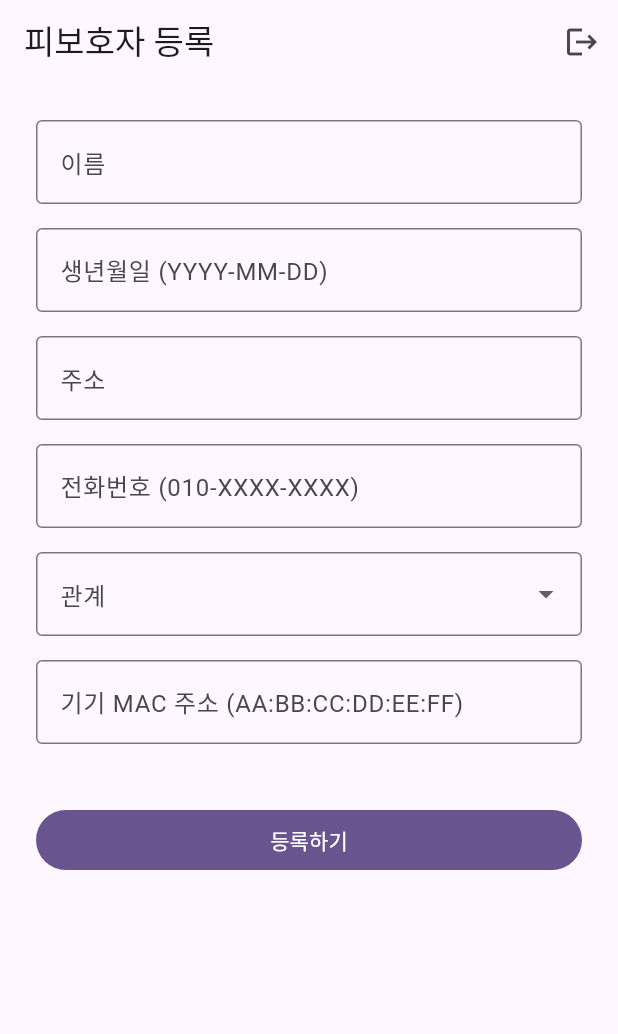
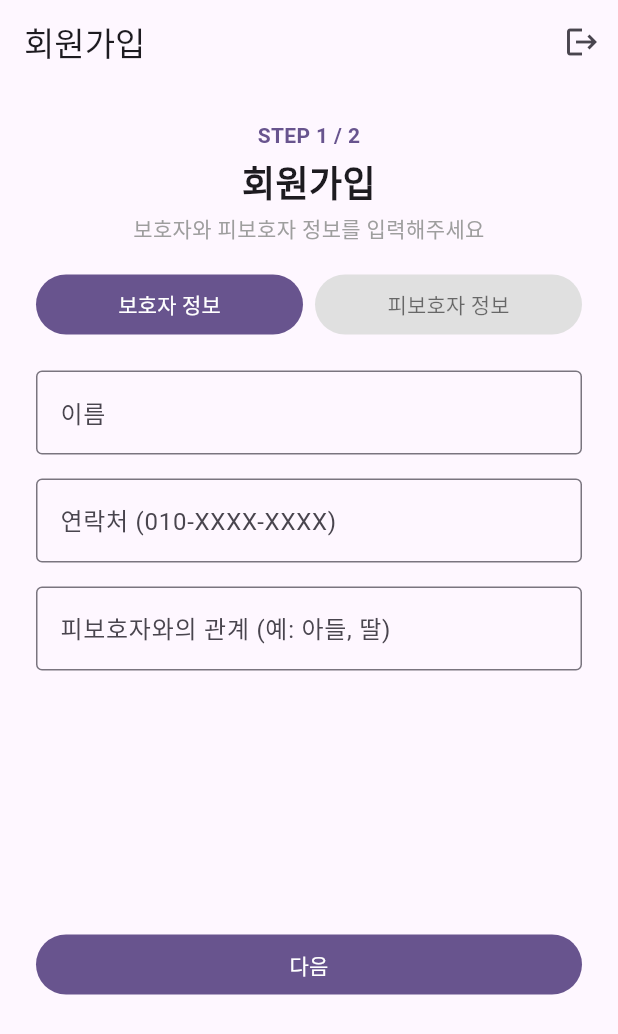
Before and after one commit to cherrishbombti/Cherrishbomb_APP, a Flutter app: the WardRegisterPage screen opened by its route, on a phone screen of 412 x 824 dp. Shown: the top 1034 px of the screen. Run offline on Flutter 3.47's test engine with Material 3 defaults, Android fonts, the phone set to English and light mode, and no system bars; our stand-ins replace dio, flutter_secure_storage, go_router; missing offline and left inert: flutter_web_auth_2; accounts and stored records are empty.

Commit message:
refactor: 회원가입 2단계

```diff
--- a/lib/screens/ward_register_page.dart
+++ b/lib/screens/ward_register_page.dart
@@ -1,11 +1,11 @@
 import 'package:flutter/material.dart';
-import 'package:flutter/services.dart'; // TextInputFormatter, TextInputType
 import 'package:go_router/go_router.dart';
 import '../services/ward_service.dart';
-import '../utils/input_formatters.dart';
 import '../widgets/logout_button.dart';
+import '../widgets/reg_steps.dart';
 
-/// 피보호자 등록 화면. 6개 항목을 입력받아 서버에 등록한다.
+/// 회원가입 — 2단계 위저드 (STEP1 보호자 정보 / STEP2 피보호자 정보).
+/// 백엔드 미지원 필드(보호자 이름·연락처, 기저질환)는 수집만 하고 저장은 TODO.
 class WardRegisterPage extends StatefulWidget {
   const WardRegisterPage({super.key});
 
@@ -14,191 +14,157 @@ class WardRegisterPage extends StatefulWidget {
 }
 
 class _WardRegisterPageState extends State<WardRegisterPage> {
-  // 여러 입력칸을 한 번에 검증하기 위한 Form 열쇠
-  final _formKey = GlobalKey<FormState>();
+  int _step = 0;
+  final _form1 = GlobalKey<FormState>();
+  final _form2 = GlobalKey<FormState>();
 
-  // 각 입력칸의 글자를 담는 그릇
-  final _name = TextEditingController();
-  final _birthDate = TextEditingController();
+  // STEP1 보호자 정보
+  final _guardianName = TextEditingController();
+  final _guardianPhone = TextEditingController();
+  final _relationship = TextEditingController();
+  // STEP2 피보호자 정보
+  final _wardName = TextEditingController();
   final _address = TextEditingController();
-  final _phone = TextEditingController();
+  final _wardPhone = TextEditingController();
+  final _disease = TextEditingController();
   final _deviceMac = TextEditingController();
 
-  // 관계는 자유 입력 대신 드롭다운으로 선택
-  String? _relationship;
-  static const _relationshipOptions = ['자녀', '부모', '배우자', '형제자매', '친척', '기타'];
-
-  bool _loading = false; // 등록 진행 중이면 true
+  bool _loading = false;
 
   @override
   void dispose() {
-    // 화면이 사라질 때 그릇들 정리 (메모리 누수 방지)
-    _name.dispose();
-    _birthDate.dispose();
-    _address.dispose();
-    _phone.dispose();
-    _deviceMac.dispose();
+    for (final c in [
+      _guardianName, _guardianPhone, _relationship,
+      _wardName, _address, _wardPhone, _disease, _deviceMac,
+    ]) {
+      c.dispose();
+    }
     super.dispose();
   }
 
+  void _next() {
+    if (_form1.currentState!.validate()) setState(() => _step = 1);
+  }
+
   Future<void> _submit() async {
-    // 모든 입력칸 유효성 검사. 하나라도 실패하면 중단.
-    if (!_formKey.currentState!.validate()) return;
-
+    if (!_form2.currentState!.validate()) return;
+    if (!_form1.currentState!.validate()) {
+      setState(() => _step = 0);
+      return;
+    }
     setState(() => _loading = true);
     try {
       await WardService.registerWard(
-        name: _name.text.trim(),
-        birthDate: _birthDate.text.trim(),
+        name: _wardName.text.trim(),
+        birthDate: '', // 생년월일/나이 미수집 → 빈 값 (백엔드 age 계산 스킵)
         address: _address.text.trim(),
-        phone: _phone.text.trim(),
-        relationship: _relationship ?? '',
-        deviceMac: _deviceMac.text.trim().toUpperCase(), // MAC 대문자로 통일
+        phone: _wardPhone.text.trim(),
+        relationship: _relationship.text.trim(),
+        deviceMac: _deviceMac.text.trim().toUpperCase(),
+        // TODO(백엔드): 보호자 이름/연락처, 기저질환(_disease) 저장 필드 연동
       );
       if (!mounted) return;
-      // 등록 성공 안내 (루트 ScaffoldMessenger라 화면 전환 후에도 표시됨)
-      ScaffoldMessenger.of(context).showSnackBar(
-        const SnackBar(content: Text('피보호자 등록이 완료되었습니다.')),
-      );
-      // 홈으로 (뒤로가기로 등록 화면 못 돌아오게 context.go)
+      _snack('회원가입이 완료되었습니다.');
       context.go('/home');
     } catch (e) {
-      debugPrint('피보호자 등록 실패: $e'); // 상세 에러는 개발자 로그에만
+      debugPrint('회원가입 실패: $e');
       if (!mounted) return;
-      // 사용자에겐 일반 안내 문구 (예외 전문 노출 안 함)
-      ScaffoldMessenger.of(context).showSnackBar(
-        const SnackBar(content: Text('등록에 실패했습니다. 입력값을 확인하고 다시 시도해주세요.')),
-      );
+      _snack('등록에 실패했습니다. 입력값을 확인하고 다시 시도해주세요.');
     } finally {
       if (mounted) setState(() => _loading = false);
     }
   }
 
+  void _snack(String m) =>
+      ScaffoldMessenger.of(context).showSnackBar(SnackBar(content: Text(m)));
+
   @override
   Widget build(BuildContext context) {
     return Scaffold(
-      appBar: AppBar(
-        title: const Text('피보호자 등록'),
-        actions: const [LogoutButton()],
-      ),
+      appBar: AppBar(title: const Text('회원가입'), actions: const [LogoutButton()]),
       body: SingleChildScrollView(
         padding: const EdgeInsets.all(24),
-        child: Form(
-          key: _formKey,
         child: Column(
           crossAxisAlignment: CrossAxisAlignment.stretch,
           children: [
-              _field(_name, '이름', required: true),
-              _field(
-                _birthDate,
-                '생년월일 (YYYY-MM-DD)',
-                keyboardType: TextInputType.number,
-                inputFormatters: [DashFormatter([4, 2, 2])], // 20000101 → 2000-01-01
-                // 월 01~12, 일 01~31 범위 (정규식만으로는 2월 30일 등은 못 거름)
-                pattern: r'^\d{4}-(0[1-9]|1[0-2])-(0[1-9]|[12]\d|3[01])$',
-                patternMsg: '생년월일 형식이 올바르지 않습니다. (예: 2000-01-01)',
-                // 실제 존재하는 날짜인지 + 미래 날짜 아닌지 검증
-                extraCheck: (v) {
-                  final parts = v.split('-'); // [연, 월, 일]
-                  final date = DateTime.tryParse(v);
-                  // 파싱은 되지만 2월 30일처럼 굴러간 날짜면 월/일이 안 맞음
-                  if (date == null ||
-                      date.month != int.parse(parts[1]) ||
-                      date.day != int.parse(parts[2])) {
-                    return '존재하지 않는 날짜입니다.';
-                  }
-                  if (date.isAfter(DateTime.now())) {
-                    return '미래 날짜는 입력할 수 없습니다.';
-                  }
-                  if (date.year < 1900) {
-                    return '생년월일을 다시 확인해주세요.';
-                  }
-                  return null;
-                },
+            Text('STEP ${_step + 1} / 2',
+                textAlign: TextAlign.center,
+                style: TextStyle(
+                    color: Theme.of(context).colorScheme.primary,
+                    fontWeight: FontWeight.bold)),
+            const SizedBox(height: 4),
+            const Text('회원가입',
+                textAlign: TextAlign.center,
+                style: TextStyle(fontSize: 24, fontWeight: FontWeight.bold)),
+            const SizedBox(height: 4),
+            const Text('보호자와 피보호자 정보를 입력해주세요',
+                textAlign: TextAlign.center, style: TextStyle(color: Colors.grey)),
+            const SizedBox(height: 16),
+            _tabToggle(),
+            const SizedBox(height: 20),
+            IndexedStack(index: _step, children: [
+              RegStep1(
+                formKey: _form1,
+                name: _guardianName,
+                phone: _guardianPhone,
+                relationship: _relationship,
               ),
-              _field(_address, '주소', required: true),
-              _field(
-                _phone,
-                '전화번호 (010-XXXX-XXXX)',
-                required: true,
-                keyboardType: TextInputType.number,
-                inputFormatters: [DashFormatter([3, 4, 4])], // 01012345678 → 010-1234-5678
-                pattern: r'^010-\d{4}-\d{4}$',
-                patternMsg: '전화번호 형식이 올바르지 않습니다. (010-XXXX-XXXX)',
+              RegStep2(
+                formKey: _form2,
+                name: _wardName,
+                address: _address,
+                phone: _wardPhone,
+                disease: _disease,
+                deviceMac: _deviceMac,
               ),
-              // 관계: 드롭다운 선택
-              Padding(
-                padding: const EdgeInsets.only(bottom: 16),
-                child: DropdownButtonFormField<String>(
-                  initialValue: _relationship,
-                  decoration: const InputDecoration(
-                    labelText: '관계',
-                    border: OutlineInputBorder(),
-                  ),
-                  items: _relationshipOptions
-                      .map((r) => DropdownMenuItem(value: r, child: Text(r)))
-                      .toList(),
-                  onChanged: (value) => setState(() => _relationship = value),
-                  // 관계는 필수 — 안 고르면 등록 막음
-                  validator: (value) => value == null ? '관계를 선택해주세요' : null,
-                ),
-              ),
-              _field(
-                _deviceMac,
-                '기기 MAC 주소 (AA:BB:CC:DD:EE:FF)',
-                required: true,
-                inputFormatters: [MacFormatter()], // 16진수만, 2자리마다 ':' 자동 삽입 + 대문자
-                pattern: r'^([0-9A-F]{2}:){5}[0-9A-F]{2}$',
-                patternMsg: 'MAC 주소 형식이 올바르지 않습니다. (예: AA:BB:CC:DD:EE:FF)',
-              ),
-              const SizedBox(height: 24),
-              _loading
-                  ? const Center(child: CircularProgressIndicator())
-                  : FilledButton(
-                      onPressed: _submit,
-                      child: const Text('등록하기'),
-                    ),
+            ]),
+            const SizedBox(height: 12),
+            if (_loading) const Center(child: CircularProgressIndicator()) else _nav(),
           ],
-          ),
         ),
       ),
     );
   }
 
-  // 입력칸 하나를 만드는 도우미. required=필수 여부, pattern=형식 검사(선택).
-  Widget _field(
-    TextEditingController controller,
-    String label, {
-    bool required = false,
-    String? pattern,
-    String? patternMsg,
-    TextInputType? keyboardType,
-    List<TextInputFormatter>? inputFormatters,
-    String? Function(String value)? extraCheck, // 형식 통과 후 추가 검증(선택)
-  }) {
-    return Padding(
-      padding: const EdgeInsets.only(bottom: 16),
-      child: TextFormField(
-        controller: controller,
-        keyboardType: keyboardType,
-        inputFormatters: inputFormatters,
-        decoration: InputDecoration(
-          labelText: label,
-          border: const OutlineInputBorder(),
+  Widget _tabToggle() {
+    return Row(
+      children: [
+        Expanded(child: _tab('보호자 정보', 0)),
+        const SizedBox(width: 8),
+        Expanded(child: _tab('피보호자 정보', 1)),
+      ],
+    );
+  }
+
+  Widget _tab(String label, int index) {
+    final selected = _step == index;
+    final primary = Theme.of(context).colorScheme.primary;
+    return FilledButton(
+      onPressed: () => index == 1 ? _next() : setState(() => _step = 0),
+      style: FilledButton.styleFrom(
+        backgroundColor: selected ? primary : Colors.grey.shade300,
+        foregroundColor: selected ? Colors.white : Colors.black54,
       ),
-        validator: (value) {
-          final v = (value ?? '').trim();
-          if (required && v.isEmpty) return '$label 입력해주세요';
-          if (pattern != null && v.isNotEmpty && !RegExp(pattern).hasMatch(v)) {
-            return patternMsg;
+      child: Text(label),
+    );
   }
-          if (extraCheck != null && v.isNotEmpty) {
-            final msg = extraCheck(v);
-            if (msg != null) return msg;
+
+  Widget _nav() {
+    if (_step == 0) {
+      return FilledButton(onPressed: _next, child: const Text('다음'));
     }
-          return null; // 통과
-        },
+    return Row(
+      children: [
+        Expanded(
+          child: OutlinedButton(
+              onPressed: () => setState(() => _step = 0),
+              child: const Text('이전')),
         ),
+        const SizedBox(width: 12),
+        Expanded(
+          child: FilledButton(onPressed: _submit, child: const Text('가입 완료')),
+        ),
+      ],
     );
   }
 }
--- /dev/null
+++ b/lib/widgets/reg_steps.dart
@@ -0,0 +1,93 @@
+import 'package:flutter/material.dart';
+import '../utils/input_formatters.dart';
+import 'reg_text_field.dart';
+
+/// STEP1 — 보호자 정보 (이름·연락처·관계)
+class RegStep1 extends StatelessWidget {
+  final GlobalKey<FormState> formKey;
+  final TextEditingController name;
+  final TextEditingController phone;
+  final TextEditingController relationship;
+  const RegStep1({
+    super.key,
+    required this.formKey,
+    required this.name,
+    required this.phone,
+    required this.relationship,
+  });
+
+  @override
+  Widget build(BuildContext context) {
+    return Form(
+      key: formKey,
+      child: Column(
+        crossAxisAlignment: CrossAxisAlignment.stretch,
+        children: [
+          RegTextField(controller: name, label: '이름', required: true),
+          RegTextField(
+            controller: phone,
+            label: '연락처 (010-XXXX-XXXX)',
+            required: true,
+            inputFormatters: [DashFormatter([3, 4, 4])],
+            pattern: r'^010-\d{4}-\d{4}$',
+            patternMsg: '전화번호 형식이 올바르지 않습니다.',
+          ),
+          RegTextField(
+              controller: relationship,
+              label: '피보호자와의 관계 (예: 아들, 딸)',
+              required: true),
+        ],
+      ),
+    );
+  }
+}
+
+/// STEP2 — 피보호자 정보 (이름·주소·연락처·기저질환·MAC)
+class RegStep2 extends StatelessWidget {
+  final GlobalKey<FormState> formKey;
+  final TextEditingController name;
+  final TextEditingController address;
+  final TextEditingController phone;
+  final TextEditingController disease;
+  final TextEditingController deviceMac;
+  const RegStep2({
+    super.key,
+    required this.formKey,
+    required this.name,
+    required this.address,
+    required this.phone,
+    required this.disease,
+    required this.deviceMac,
+  });
+
+  @override
+  Widget build(BuildContext context) {
+    return Form(
+      key: formKey,
+      child: Column(
+        crossAxisAlignment: CrossAxisAlignment.stretch,
+        children: [
+          RegTextField(controller: name, label: '이름', required: true),
+          RegTextField(controller: address, label: '주소', required: true),
+          RegTextField(
+            controller: phone,
+            label: '연락처 (010-XXXX-XXXX)',
+            required: true,
+            inputFormatters: [DashFormatter([3, 4, 4])],
+            pattern: r'^010-\d{4}-\d{4}$',
+            patternMsg: '전화번호 형식이 올바르지 않습니다.',
+          ),
+          RegTextField(controller: disease, label: '기저 질환 (선택사항)'),
+          RegTextField(
+            controller: deviceMac,
+            label: '기기 MAC 주소 (AA:BB:CC:DD:EE:FF)',
+            required: true,
+            inputFormatters: [MacFormatter()],
+            pattern: r'^([0-9A-F]{2}:){5}[0-9A-F]{2}$',
+            patternMsg: 'MAC 주소 형식이 올바르지 않습니다.',
+          ),
+        ],
+      ),
+    );
+  }
+}
--- /dev/null
+++ b/lib/widgets/reg_text_field.dart
@@ -0,0 +1,54 @@
+import 'package:flutter/material.dart';
+import 'package:flutter/services.dart';
+
+/// 회원가입용 검증 텍스트 필드. (required / 형식(pattern) / 추가검증(extraCheck))
+class RegTextField extends StatelessWidget {
+  final TextEditingController controller;
+  final String label;
+  final bool required;
+  final String? pattern;
+  final String? patternMsg;
+  final TextInputType? keyboardType;
+  final List<TextInputFormatter>? inputFormatters;
+  final String? Function(String value)? extraCheck;
+
+  const RegTextField({
+    super.key,
+    required this.controller,
+    required this.label,
+    this.required = false,
+    this.pattern,
+    this.patternMsg,
+    this.keyboardType,
+    this.inputFormatters,
+    this.extraCheck,
+  });
+
+  @override
+  Widget build(BuildContext context) {
+    return Padding(
+      padding: const EdgeInsets.only(bottom: 16),
+      child: TextFormField(
+        controller: controller,
+        keyboardType: keyboardType,
+        inputFormatters: inputFormatters,
+        decoration: InputDecoration(
+          labelText: label,
+          border: const OutlineInputBorder(),
+        ),
+        validator: (value) {
+          final v = (value ?? '').trim();
+          if (required && v.isEmpty) return '$label 입력해주세요';
+          if (pattern != null && v.isNotEmpty && !RegExp(pattern!).hasMatch(v)) {
+            return patternMsg;
+          }
+          if (extraCheck != null && v.isNotEmpty) {
+            final msg = extraCheck!(v);
+            if (msg != null) return msg;
+          }
+          return null;
+        },
+      ),
+    );
+  }
+}
```
Lines whose indentation alone changed are shown as unchanged.
